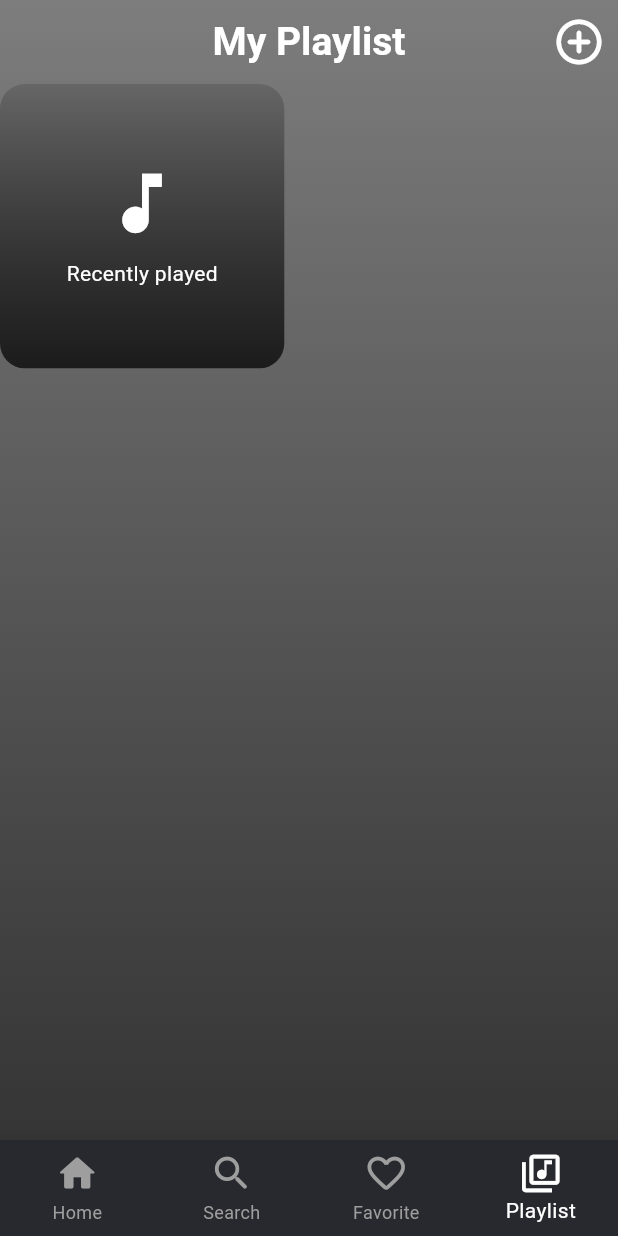
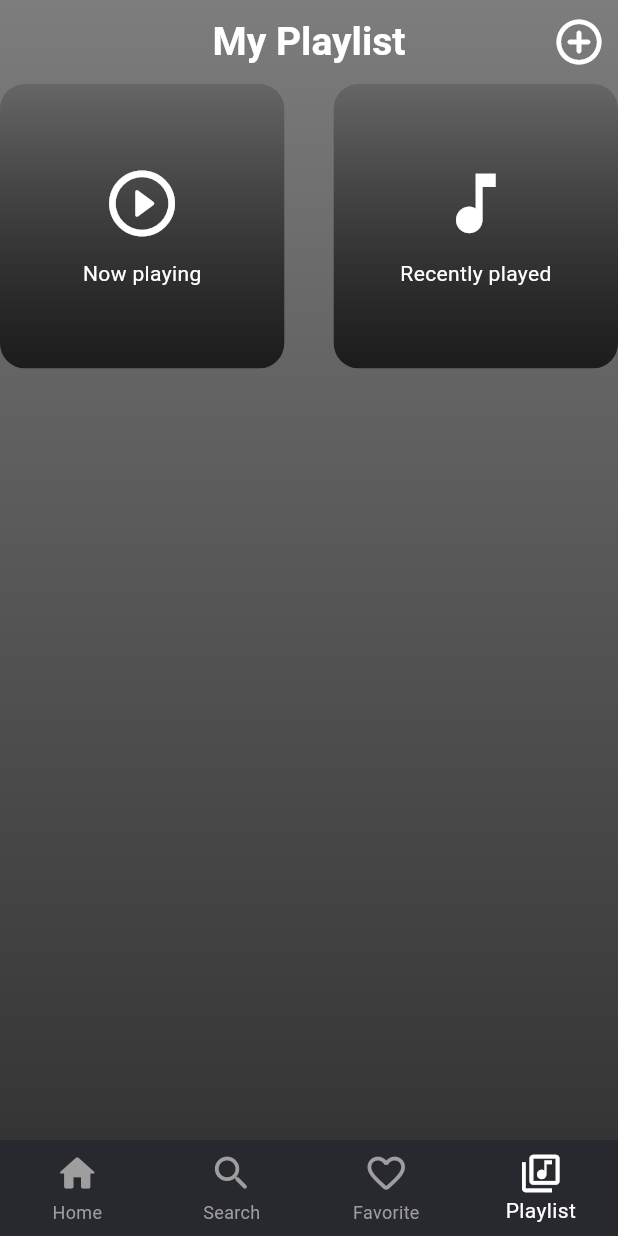
Before and after one commit to Meghanathan-P-H/-Melodia-Audio-Player, a Flutter app: the screen it shows after launch, item 4 of the bottom bar chosen, on a phone screen of 412 x 824 dp. Run offline on Flutter 3.47's test engine with Material 3 defaults, Android fonts, the phone set to English and light mode, and no system bars; our stand-ins replace hive, hive_flutter, just_audio, on_audio_query, permission_handler; accounts and stored records are empty.

Commit message:
now playgrid set

```diff
--- a/lib/Screens/playlist_screen.dart
+++ b/lib/Screens/playlist_screen.dart
@@ -2,6 +2,7 @@ import 'package:flutter/material.dart';
 import 'package:melodia_audioplayer/controls/list_iconhandle.dart';
 import 'package:melodia_audioplayer/db_function/database_functions.dart';
 import 'package:melodia_audioplayer/db_model/db_playlistmodel.dart';
+// import 'package:melodia_audioplayer/screens/musicplay_screen.dart';
 import 'package:melodia_audioplayer/screens/playlsitopen.dart';
 import 'package:melodia_audioplayer/screens/recentlyplay_screen.dart';
 import 'package:melodia_audioplayer/widgets/reusing_widgets.dart';
@@ -14,7 +15,7 @@ class ScreenPlayList extends StatefulWidget {
 }
 
 class _ScreenPlayListState extends State<ScreenPlayList> {
-  List<String> playlistNames = ['Recently played'];
+  List<String> playlistNames = ['Now playing', 'Recently played'];
 
   void refreshPlaylists() {
     setState(() {});
@@ -112,7 +113,7 @@ class _ScreenPlayListState extends State<ScreenPlayList> {
 
   Widget _buildPlaylistContainer(String title, bool isInitialPlaylist,
       int index, PlayListmodel? playlist) {
-    bool showMoreOption = title != "Recently played";
+    bool showMoreOption = title != "Recently played" && title != "Now playing";
 
     return InkWell(
       onTap: () {
@@ -122,6 +123,13 @@ class _ScreenPlayListState extends State<ScreenPlayList> {
               builder: (context) => const RecentlyScreen(),
             ),
           );
+        } else if (title == "Now Playing") {
+          // // Navigate to Now Playing screen
+          // Navigator.of(context).push(
+          //   MaterialPageRoute(
+          //     builder: (context) => ScreenMusicPlay(),
+          //   ),
+          // );
         } else if (playlist != null) {
           Navigator.of(context).push(
             MaterialPageRoute(
@@ -142,14 +150,14 @@ class _ScreenPlayListState extends State<ScreenPlayList> {
               BorderRadius.circular(MediaQuery.of(context).size.width * 0.04),
         ),
         child: Column(
-          mainAxisAlignment: title == "Recently played"
+          mainAxisAlignment: title == "Recently played" || title == "Now playing"
               ? MainAxisAlignment.center
               : MainAxisAlignment.start,
           children: [
             if (showMoreOption)
               _buildPopupMenu(index - playlistNames.length, playlist),
             Icon(
-              Icons.music_note,
+             title == "Now playing" ? Icons.play_circle_outline_rounded : Icons.music_note,
               color: Colors.white,
               size: 48 * MediaQuery.of(context).size.width / 375.0,
             ),
```
